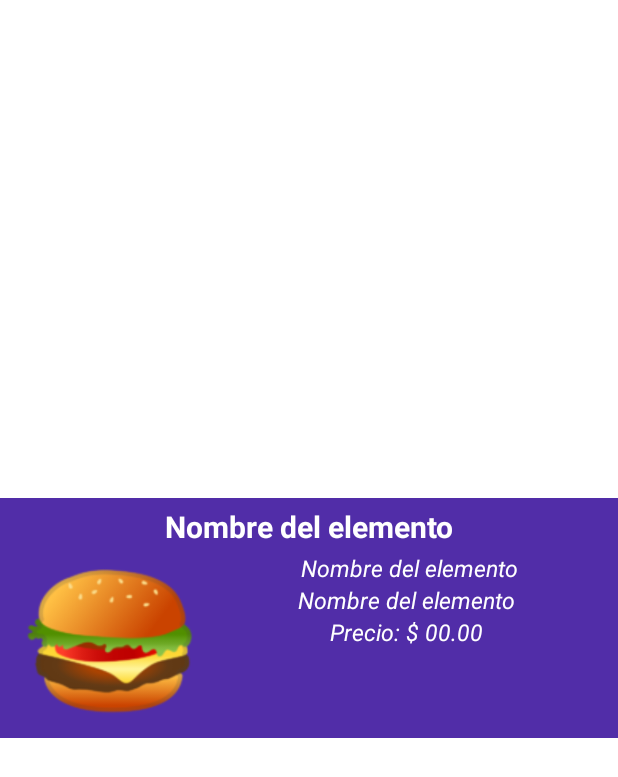
After one commit to fran11sv/Grupo10DAM, an Android app: the layout formato_listview_pedidos.xml on its own in the app's theme, with its tools: preview values and no code run, on a phone screen of 412 x 824 dp. The commit adds this screen. Shown: the top 777 px of the screen. Run offline under Robolectric (Android 15) with nearby library versions, the phone set to English and light mode, and no system bars.

Commit message:
App funcional, prueba 1

```diff
--- a/app/src/main/java/sv/edu/catolica/grupo10dam/ElementoDetallado.java
+++ b/app/src/main/java/sv/edu/catolica/grupo10dam/ElementoDetallado.java
@@ -126,6 +126,8 @@ public class ElementoDetallado extends AppCompatActivity {
                         JSONObject obj= new JSONObject(respuesta);
                         if (obj.names().get(0).equals("exito")){
                             resultado=obj.getString("exito");
+                            Intent intent = new Intent(ElementoDetallado.this, MenulistvPedidos.class);
+                            startActivity(intent);
                         }else{
                             resultado=obj.getString("error");
                         }
--- a/app/src/main/java/sv/edu/catolica/grupo10dam/MenuListview.java
+++ b/app/src/main/java/sv/edu/catolica/grupo10dam/MenuListview.java
@@ -37,7 +37,7 @@ public class MenuListview extends AppCompatActivity {
 
         Bundle datos = this.getIntent().getExtras();
         idMenu = datos.getInt("idMenu");
-        String menu = datos.getString("nombre");
+        //String menu = datos.getString("nombre");
         //String descripcion = datos.getString("descrip");
         //int estado = datos.getInt("estado");
 
@@ -89,7 +89,6 @@ public class MenuListview extends AppCompatActivity {
         }
         adaptadorPlatos = new AdaptadorPlatos(this, listaplatos);
         lvItems.setAdapter(adaptadorPlatos);
-
     }catch (Exception e){
         Toast.makeText(getApplicationContext(),e.toString(),Toast.LENGTH_LONG).show();
     }
--- a/app/src/main/res/layout/formato_listview.xml
+++ b/app/src/main/res/layout/formato_listview.xml
@@ -9,8 +9,7 @@
     android:orientation="horizontal"
     android:padding="5sp"
     android:background="@color/dark_primary_purple"
-    tools:context=".MenuListview"
-    >
+    tools:context=".MenuListview">
     <LinearLayout
         android:layout_width="match_parent"
         android:layout_height="wrap_content"
--- /dev/null
+++ b/app/src/main/res/layout/formato_listview_pedidos.xml
@@ -0,0 +1,70 @@
+<?xml version="1.0" encoding="utf-8"?>
+<LinearLayout
+    xmlns:android="http://schemas.android.com/apk/res/android"
+    xmlns:tools="http://schemas.android.com/tools"
+    tools:ignore="contentDescription"
+    android:layout_width="match_parent"
+    android:layout_height="wrap_content"
+    android:layout_gravity="center"
+    android:orientation="horizontal"
+    android:padding="5sp"
+    android:background="@color/dark_primary_purple">
+    <LinearLayout
+        android:layout_width="match_parent"
+        android:layout_height="wrap_content"
+        android:orientation="vertical">
+        <TextView
+            android:layout_width="match_parent"
+            android:layout_height="wrap_content"
+            android:id="@+id/txtIDplato"
+            android:textStyle="bold"
+            android:textSize="20sp"
+            android:textColor="#FFFFFF"
+            android:gravity="center"
+            android:text="@string/txtNombre"/>
+        <LinearLayout
+            android:layout_width="match_parent"
+            android:layout_height="wrap_content"
+            android:orientation="horizontal"
+            android:padding="3sp">
+            <ImageView
+                android:layout_width="130sp"
+                android:layout_height="115sp"
+                android:id="@+id/pedidoImagen"
+                android:src="@drawable/rapida"/>
+            <LinearLayout
+                android:layout_width="match_parent"
+                android:layout_height="wrap_content"
+                android:orientation="vertical">
+                <TextView
+                    android:layout_width="match_parent"
+                    android:layout_height="wrap_content"
+                    android:gravity="center"
+                    android:layout_marginStart="3sp"
+                    android:id="@+id/txtFecha_pedido"
+                    android:textStyle="italic"
+                    android:textSize="15sp"
+                    android:textColor="#FFFFFF"
+                    android:text="@string/txtNombre"/>
+                <TextView
+                    android:layout_width="match_parent"
+                    android:layout_height="wrap_content"
+                    android:gravity="center"
+                    android:id="@+id/txtComPedido"
+                    android:textStyle="italic"
+                    android:textSize="15sp"
+                    android:textColor="#FFFFFF"
+                    android:text="@string/txtNombre"/>
+                <TextView
+                    android:layout_width="match_parent"
+                    android:layout_height="wrap_content"
+                    android:gravity="center"
+                    android:id="@+id/txtTotal"
+                    android:textStyle="italic"
+                    android:textSize="15sp"
+                    android:textColor="#FFFFFF"
+                    android:text="@string/txtPrecio"/>
+            </LinearLayout>
+        </LinearLayout>
+    </LinearLayout>
+</LinearLayout>
--- a/app/src/main/res/values/strings.xml
+++ b/app/src/main/res/values/strings.xml
@@ -11,4 +11,5 @@
     <string name="txtMenus"> MENÚS </string>
     <string name="txtPlatos"> PLATOS </string>
     <string name="txtDPlatos"> PLATO </string>
+    <string name="txtPedidos"> PEDIDOS </string>
 </resources>
```
Also changed, not shown: app/src/main/AndroidManifest.xml (+16 -5 lines), app/src/main/java/sv/edu/catolica/grupo10dam/AdaptadorPedidos.java (added, +73 -0 lines), app/src/main/java/sv/edu/catolica/grupo10dam/EntidadPedidos.java (added, +92 -0 lines), app/src/main/java/sv/edu/catolica/grupo10dam/MenulistvPedidos.java (added, +82 -0 lines), app/src/main/res/layout/activity_menulistv_pedidos.xml (added, +40 -0 lines).
